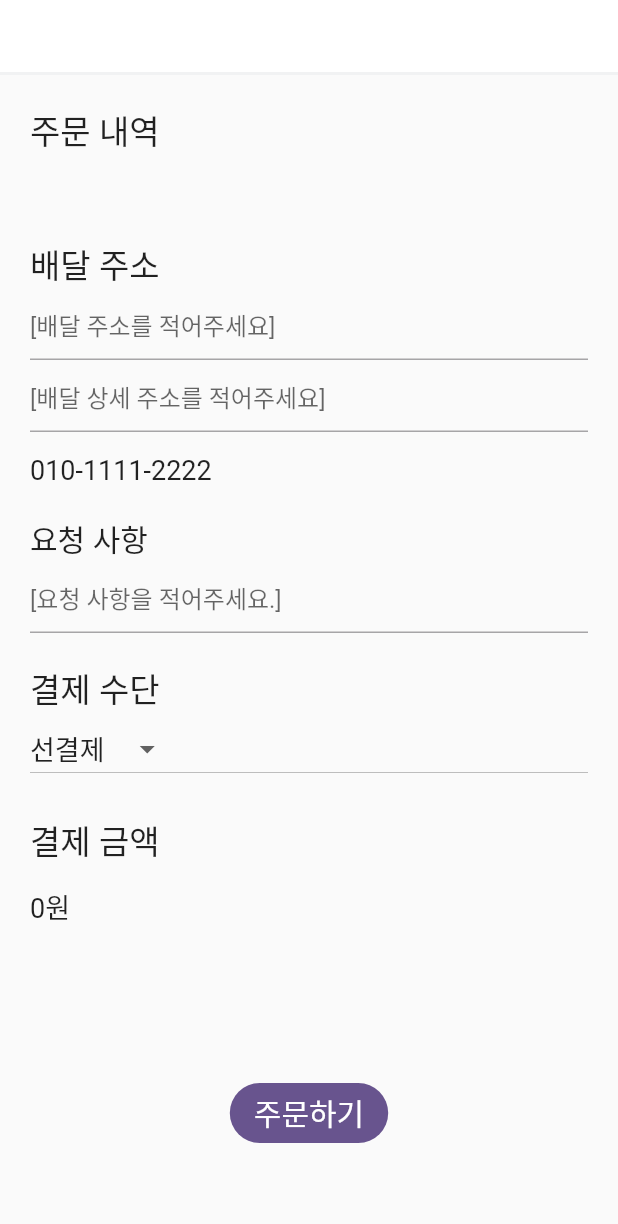
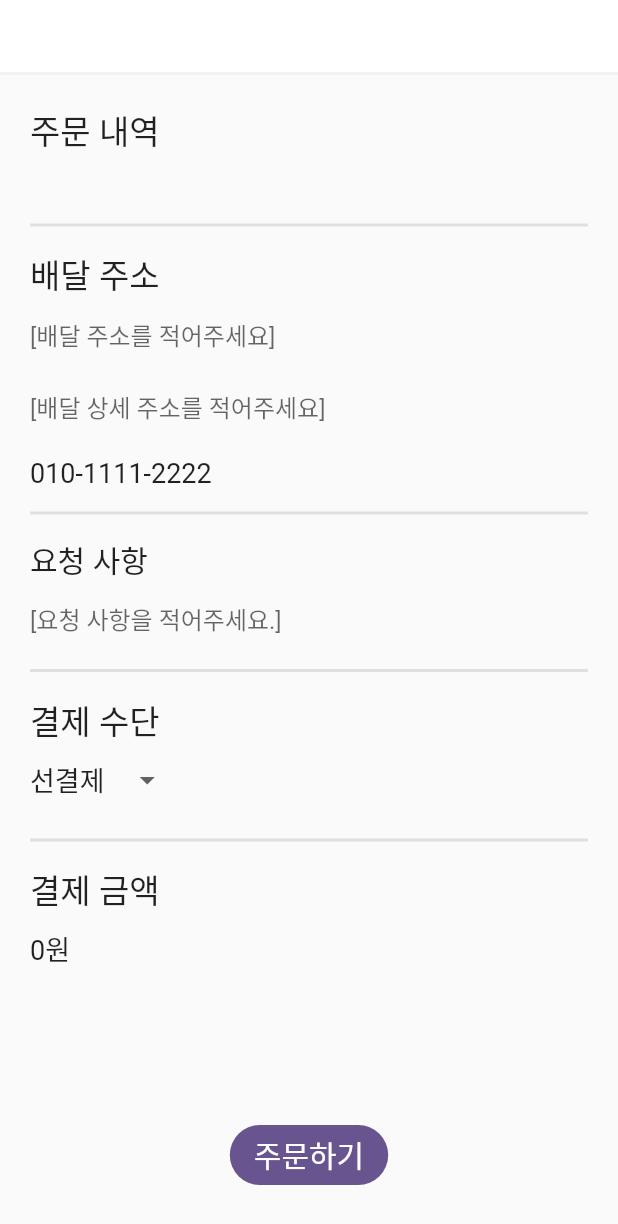
Before and after one commit to AEEUN-106/Narda_customer, a Flutter app: the OrderScreen screen opened directly with empty values, on a phone screen of 412 x 824 dp. Shown: the top 1224 px of the screen. Run offline on Flutter 3.47's test engine with Material 2 defaults, Android fonts, the phone set to English and light mode, and no system bars; network calls fail.

Commit message:
[Design] 오더 화면 디자인 변경

```diff
--- a/lib/order.dart
+++ b/lib/order.dart
@@ -117,17 +117,23 @@ class _OrderScreenState extends State<OrderScreen> {
                         '주문 내역',
                         style: TextStyle(fontSize: 22),
                       ),
-                      SizedBox(height: 15),
+                      SizedBox(height: 10),
                       Text(
                         widget.foods,
                         style: TextStyle(fontSize: 18),
                       ),
-                      SizedBox(height: 20),
+                      SizedBox(height: 15),
+                      Container(
+                        color: Colors.grey[300],
+                        height: 2,
+                      ),
+                      SizedBox(height: 15),
                       Text('배달 주소', style: TextStyle(fontSize: 22)),
                       TextFormField(
                         controller: _addrController,
                         obscureText: false,
                         decoration: const InputDecoration(
+                          border: InputBorder.none,
                           hintText: '[배달 주소를 적어주세요]',
                         ),
                       ),
@@ -135,23 +141,36 @@ class _OrderScreenState extends State<OrderScreen> {
                         controller: _addrDetailController,
                         obscureText: false,
                         decoration: const InputDecoration(
+                          border: InputBorder.none,
                           hintText: '[배달 상세 주소를 적어주세요]',
                         ),
                       ),
+                      SizedBox(height: 10),
+                      Text('010-1111-2222', style: TextStyle(fontSize: 18),),
                       SizedBox(height: 15),
-                      Text('010-1111-2222', style: TextStyle(fontSize: 18),),
-                      SizedBox(height: 20),
+                      Container(
+                        color: Colors.grey[300],
+                        height: 2,
+                      ),
+                      SizedBox(height: 15),
                       Text('요청 사항', style: TextStyle(fontSize: 20)),
                       TextFormField(
                         controller: _requestController,
                         obscureText: false,
                         decoration: const InputDecoration(
+                          border: InputBorder.none,
                           hintText: '[요청 사항을 적어주세요.]',
                         ),
                       ),
-                      SizedBox(height: 20),
+                      SizedBox(height: 10),
+                      Container(
+                        color: Colors.grey[300],
+                        height: 2,
+                      ),
+                      SizedBox(height: 15),
                       Text('결제 수단', style: TextStyle(fontSize: 22)),
                       DropdownButton(
+                        underline: SizedBox.shrink(),
                         value: dropdownValue,
                         items: list.map(
                               (value) {
@@ -166,10 +185,15 @@ class _OrderScreenState extends State<OrderScreen> {
                           setState(() {});
                         },
                       ),
-                      SizedBox(height: 20),
+                      SizedBox(height: 15),
+                      Container(
+                        color: Colors.grey[300],
+                        height: 2,
+                      ),
+                      SizedBox(height: 15),
 
                       Text('결제 금액', style: TextStyle(fontSize: 22)),
-                      SizedBox(height: 15),
+                      SizedBox(height: 10),
                       Text(
                         widget.price.toString() + '원', style: TextStyle(fontSize: 18),
                       ),
```
Also changed, not shown: lib/order_history_detail.dart (+26 -11 lines).
